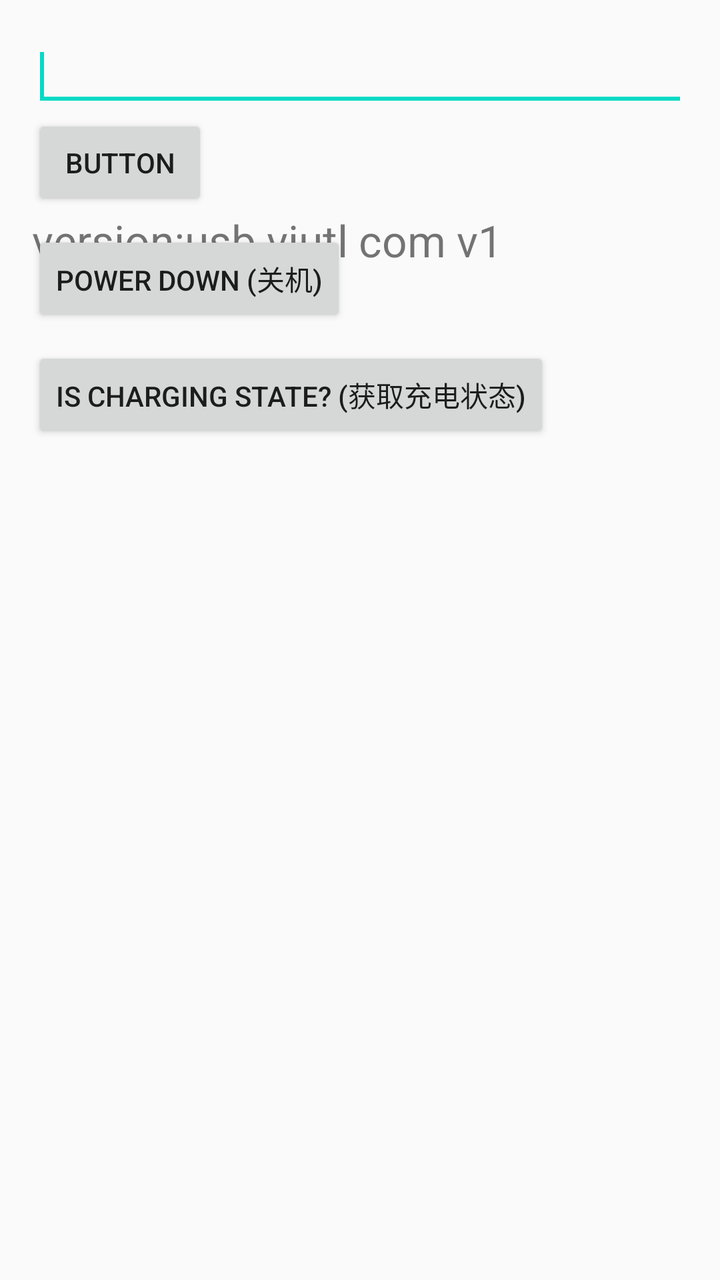
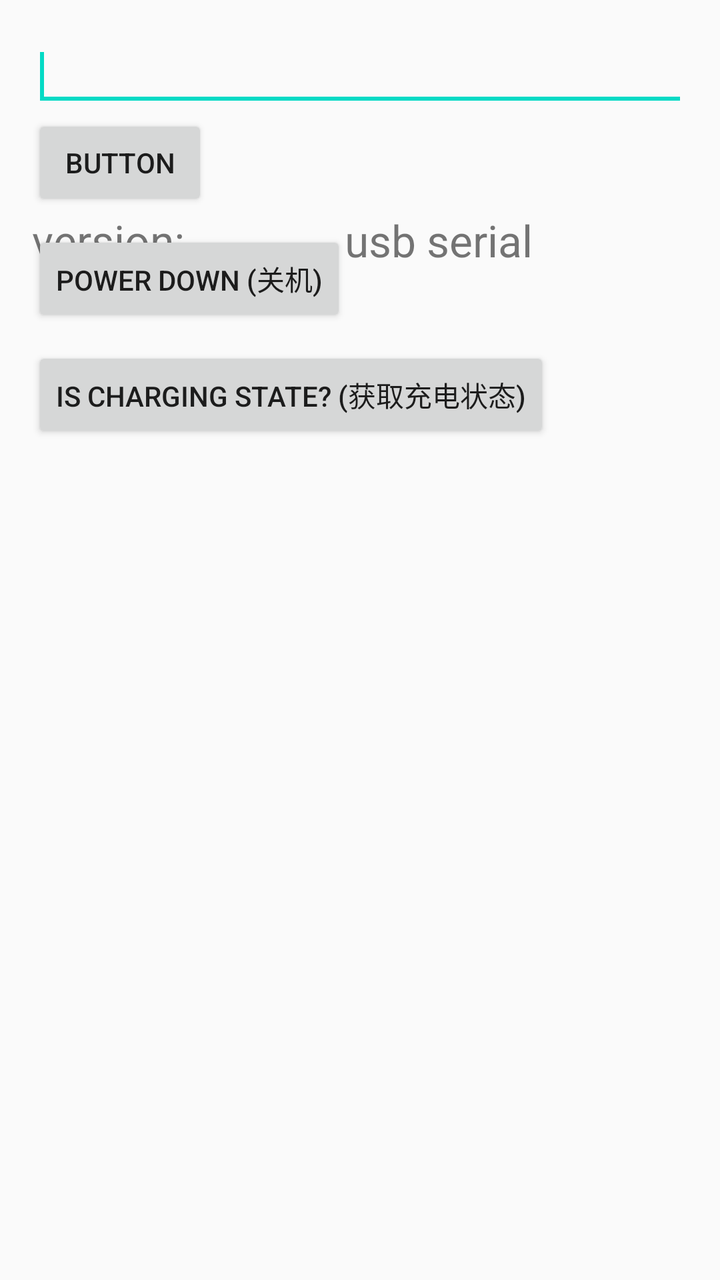

Two renders of the same Android screen: before a commit and after it. Below are the layout's source before the change and the commit's diff.
<!-- AndroidManifest.xml: activity theme AppTheme.NoActionBar -->
<!-- res/layout/activity_main.xml -->
<RelativeLayout xmlns:android="http://schemas.android.com/apk/res/android"
    xmlns:tools="http://schemas.android.com/tools"
    android:layout_width="match_parent"
    android:layout_height="match_parent"
    android:paddingBottom="@dimen/activity_vertical_margin"
    android:paddingLeft="@dimen/activity_horizontal_margin"
    android:paddingRight="@dimen/activity_horizontal_margin"
    android:paddingTop="@dimen/activity_vertical_margin"
    tools:context=".MainActivity" >

    <EditText
        android:id="@+id/editCode"
        android:layout_width="wrap_content"
        android:layout_height="wrap_content"
        android:layout_alignParentLeft="true"
        android:layout_alignParentRight="true"
        android:ems="10"
        android:enabled="true" >

        <requestFocus />
    </EditText>

    <Button
        android:id="@+id/btn_scan"
        android:layout_width="wrap_content"
        android:layout_height="wrap_content"
        android:layout_alignLeft="@+id/editCode"
        android:layout_below="@+id/editCode"
        android:text="Button" />

    <Button
        android:id="@+id/btn_pd2"
        android:layout_width="wrap_content"
        android:layout_height="wrap_content"
        android:layout_marginTop="10dp"
        android:layout_below="@+id/btn_scan"
        android:text="power down (关机)" />

    <Button
        android:id="@+id/btn_pd3"
        android:layout_width="wrap_content"
        android:layout_height="wrap_content"
        android:layout_marginTop="10dp"
        android:layout_below="@+id/btn_pd2"
        android:text="is charging state? (获取充电状态)" />

    <TextView
        android:id="@+id/TextViewCode"
        android:layout_width="wrap_content"
        android:layout_height="wrap_content"
        android:text="version:usb viutl com v1"
        android:layout_below="@+id/btn_scan"
        android:textSize="22dp"
        android:enabled="true" >


    </TextView>

</RelativeLayout>
<!-- resources referenced by this layout -->
<resources>
  <dimen name="activity_horizontal_margin">16dp</dimen>
  <dimen name="activity_vertical_margin">16dp</dimen>
  <style name="AppTheme.NoActionBar">
          <item name="windowActionBar">false</item>
          <item name="windowNoTitle">true</item>
      </style>
</resources>

<!-- the commit's change to res/layout/activity_main.xml (unified diff, before → after) -->
@@ -48,7 +48,7 @@
         android:id="@+id/TextViewCode"
         android:layout_width="wrap_content"
         android:layout_height="wrap_content"
-        android:text="version:usb viutl com v1"
+        android:text="version:               usb serial "
         android:layout_below="@+id/btn_scan"
         android:textSize="22dp"
         android:enabled="true" >
